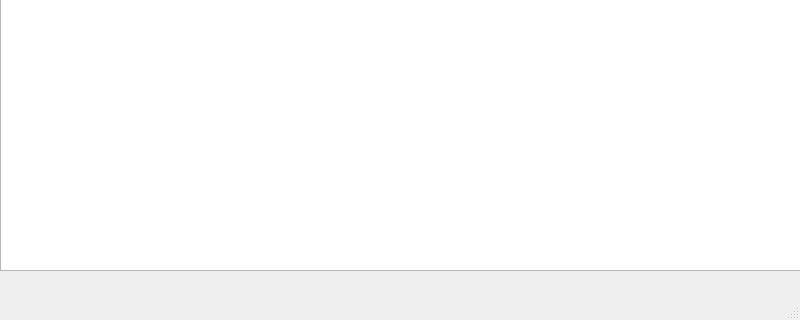
ElizarAlexey777/coffee, file coffee.ui: the form before one commit; both pictures show x 0 to 800 and y 180 to 500 of the 800 by 500 pixel window.
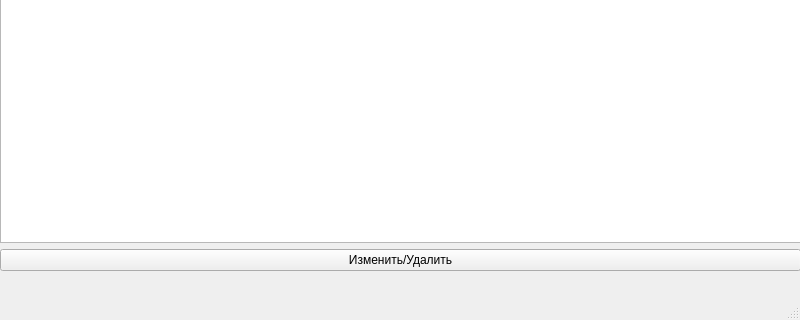
The form after the commit.

Commit message: addEditCoffeeForm.ui, main.py, coffee.ui, coffee_sqlite.db

The edit to the form file:
```diff
--- a/coffee.ui
+++ b/coffee.ui
@@ -2,6 +2,9 @@
 <ui version="4.0">
  <class>MainWindow</class>
  <widget class="QMainWindow" name="MainWindow">
+  <property name="enabled">
+   <bool>true</bool>
+  </property>
   <property name="geometry">
    <rect>
     <x>0</x>
@@ -10,11 +13,23 @@
     <height>500</height>
    </rect>
   </property>
+  <property name="minimumSize">
+   <size>
+    <width>800</width>
+    <height>500</height>
+   </size>
+  </property>
+  <property name="maximumSize">
+   <size>
+    <width>800</width>
+    <height>500</height>
+   </size>
+  </property>
   <property name="windowTitle">
    <string>MainWindow</string>
   </property>
   <widget class="QWidget" name="centralwidget">
-   <widget class="QTableWidget" name="table">
+   <widget class="QWidget" name="">
     <property name="geometry">
      <rect>
       <x>0</x>
@@ -23,6 +38,12 @@
       <height>451</height>
      </rect>
     </property>
+    <layout class="QVBoxLayout" name="verticalLayout">
+     <item>
+      <widget class="QTableWidget" name="table">
+       <property name="enabled">
+        <bool>true</bool>
+       </property>
     <attribute name="horizontalHeaderDefaultSectionSize">
      <number>114</number>
     </attribute>
@@ -61,6 +82,16 @@
       <string>Объём упаковки</string>
      </property>
     </column>
+      </widget>
+     </item>
+     <item>
+      <widget class="QPushButton" name="change_delete_btn">
+       <property name="text">
+        <string>Изменить/Удалить</string>
+       </property>
+      </widget>
+     </item>
+    </layout>
    </widget>
   </widget>
   <widget class="QMenuBar" name="menubar">
```
Lines whose indentation alone changed are shown as unchanged. The commit also changes 3 other files.
